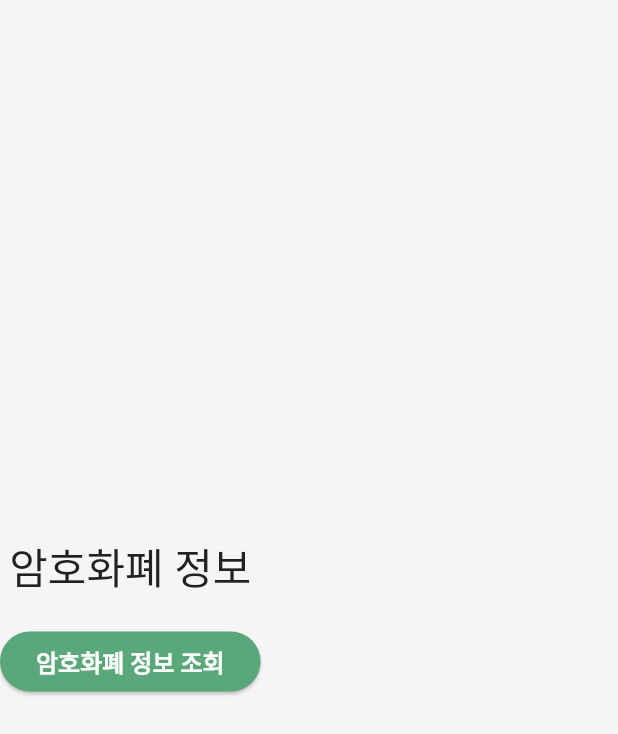
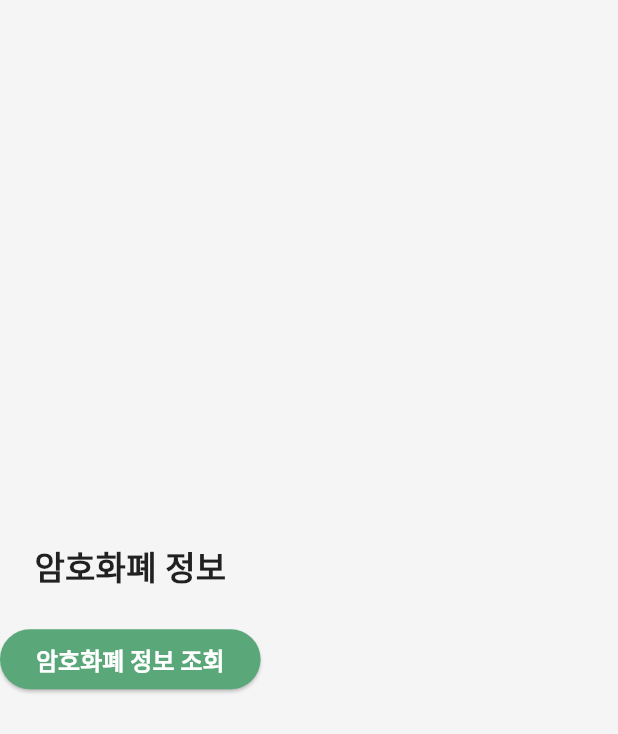
Before and after one commit to jyk0619/economy_summary, a Flutter app: the CryptoView widget shown alone on an empty page, opened directly, on a phone screen of 412 x 824 dp. Shown: the top 734 px of the screen. Run offline on Flutter 3.47's test engine with Material 3 defaults, Android fonts, the light colour scheme and no system bars; our stand-ins replace fl_chart, marquee; network calls fail.

Commit message:
Flutter 버전 업데이트 및 오류해결
version 3.16 -> 3.22 update

flutter web index.html 수정

```diff
--- a/lib/core/theme/app_theme.dart
+++ b/lib/core/theme/app_theme.dart
@@ -18,7 +18,7 @@ class AppTheme {
         titleTextStyle:  TextStyle(color: AppColors.textPrimary, fontSize: 20, fontWeight: FontWeight.bold),
       ),
 
-      tabBarTheme: const TabBarTheme(
+      tabBarTheme: const TabBarThemeData(
         labelColor: AppColors.primary,
         unselectedLabelColor: AppColors.textSecondary,
         indicatorColor: AppColors.primary,
@@ -80,7 +80,7 @@ class AppTheme {
         titleTextStyle: TextStyle(color: AppColors.textWhite, fontSize: 20, fontWeight: FontWeight.bold),
       ),
 
-      tabBarTheme: const TabBarTheme(
+      tabBarTheme: const TabBarThemeData(
         labelColor: AppColors.primaryDark,
         unselectedLabelColor: AppColors.textSecondaryDark,
         indicatorColor: AppColors.primaryDark,
--- a/lib/views/crypto_view.dart
+++ b/lib/views/crypto_view.dart
@@ -17,7 +17,7 @@ class _CryptoViewState extends State<CryptoView> {
         children: [
           Text(
             '암호화폐 정보',
-            style: Theme.of(context).textTheme.headline4,
+            style: Theme.of(context).textTheme.titleMedium,
           ),
           SizedBox(height: 20),
           ElevatedButton(
--- a/lib/views/news_view.dart
+++ b/lib/views/news_view.dart
@@ -12,7 +12,7 @@ class NewsView extends StatelessWidget {
         children: [
           Text(
             '뉴스 정보',
-            style: Theme.of(context).textTheme.headline4,
+            style: Theme.of(context).textTheme.titleMedium,
           ),
           SizedBox(height: 20),
           ElevatedButton(
--- a/lib/views/stock_view.dart
+++ b/lib/views/stock_view.dart
@@ -13,7 +13,7 @@ class StockView extends StatelessWidget {
         children: [
           Text(
             '주식 정보',
-            style: Theme.of(context).textTheme.headline4,
+            style: Theme.of(context).textTheme.titleMedium,
           ),
           SizedBox(height: 20),
           ElevatedButton(
--- a/pubspec.yaml
+++ b/pubspec.yaml
@@ -40,6 +40,7 @@ dependencies:
   provider: ^6.1.5
   marquee: ^2.2.3
   fl_chart: ^1.0.0
+  web: ^1.1.1
 
 dev_dependencies:
   flutter_test:
```
Also changed, not shown: pubspec.lock, 1 other file.
